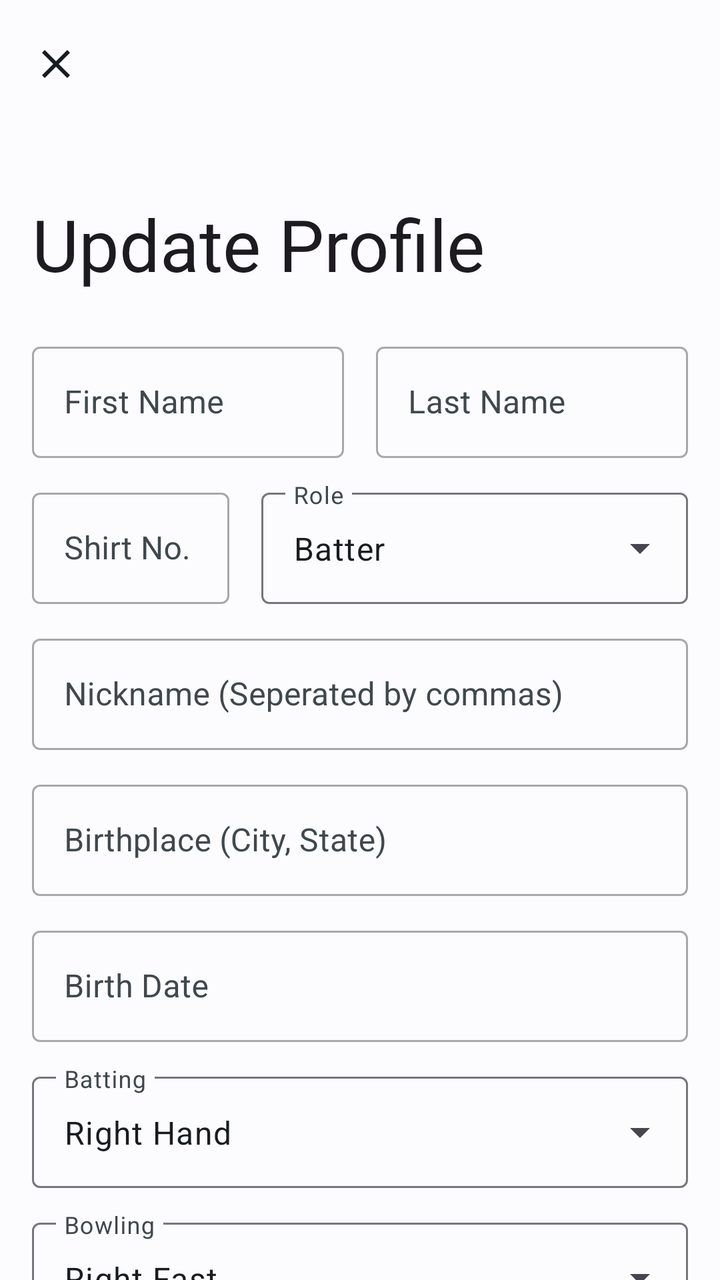
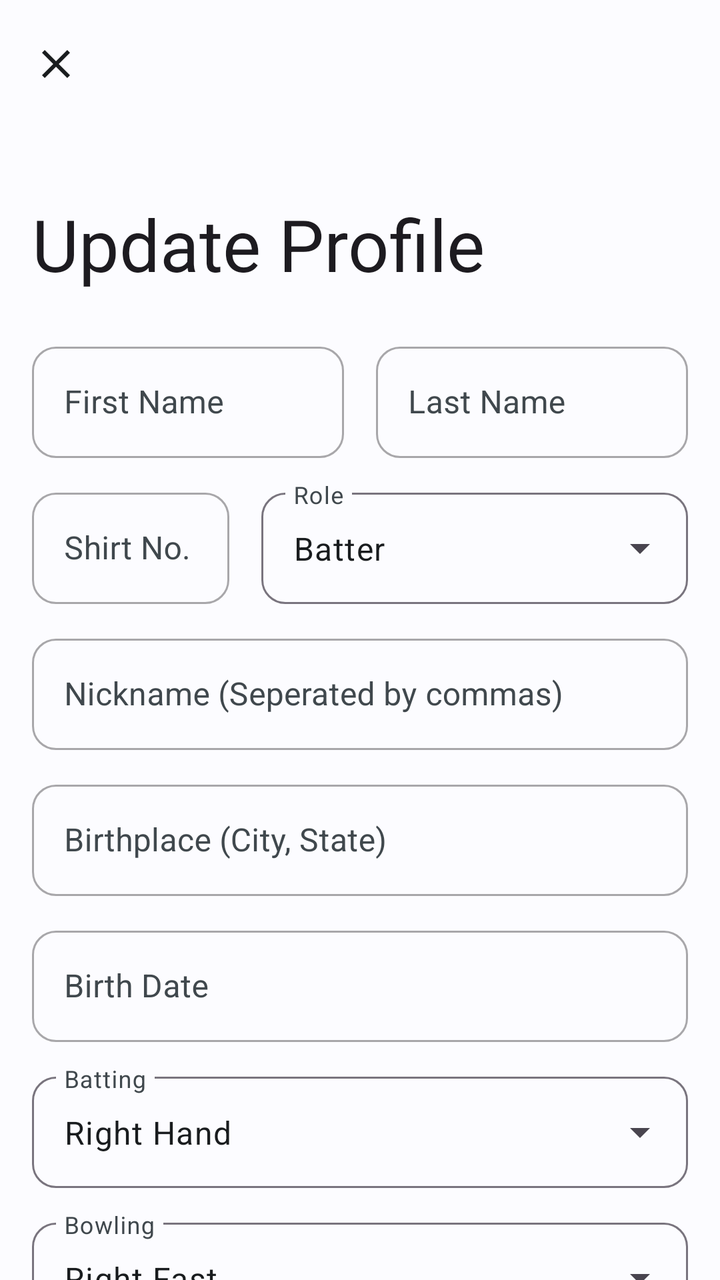

Before-and-after screenshots of an Android layout around one commit, followed by the original layout XML and the change that was made.
<!-- AndroidManifest.xml: application theme Theme.Main -->
<!-- res/layout/update_player_dialog.xml -->
<?xml version="1.0" encoding="utf-8"?>
<androidx.coordinatorlayout.widget.CoordinatorLayout xmlns:android="http://schemas.android.com/apk/res/android"
    xmlns:app="http://schemas.android.com/apk/res-auto"
    xmlns:tools="http://schemas.android.com/tools"
    android:layout_width="match_parent"
    android:fitsSystemWindows="true"
    android:layout_height="match_parent"
    android:background="?attr/screen_background"
    tools:context=".Activity.ProfileActivity">

    <com.google.android.material.appbar.AppBarLayout
        android:id="@+id/appBarLayout"
        android:layout_width="match_parent"
        android:layout_height="wrap_content"
        android:layout_gravity="top"
        android:background="?attr/screen_background"
        android:hapticFeedbackEnabled="true">

        <com.google.android.material.appbar.CollapsingToolbarLayout
            android:id="@+id/ctl_home"
            style="?attr/collapsingToolbarLayoutLargeStyle"
            android:layout_width="match_parent"
            android:layout_height="?attr/collapsingToolbarLayoutLargeSize"
            android:fitsSystemWindows="true"
            app:contentScrim="?attr/bar_background"
            app:expandedTitleTextAppearance="@style/CollapsingToolbarStyle"
            app:layout_scrollFlags="scroll|exitUntilCollapsed|snap"
            app:statusBarScrim="?attr/bar_background"
            app:titleCollapseMode="fade">

            <com.google.android.material.appbar.MaterialToolbar
                android:id="@+id/toolbar_home"
                android:layout_width="match_parent"
                android:layout_height="?attr/actionBarSize"
                android:hapticFeedbackEnabled="true"
                app:layout_collapseMode="pin"
                app:title="Update Profile">

                <ImageView
                    android:id="@+id/add_player_back"
                    android:layout_width="24dp"
                    android:layout_height="match_parent"
                    android:layout_gravity="center_vertical"
                    android:layout_marginRight="12dp"
                    android:src="@drawable/baseline_close_24"
                    app:tint="?attr/main_text" />

            </com.google.android.material.appbar.MaterialToolbar>

        </com.google.android.material.appbar.CollapsingToolbarLayout>

    </com.google.android.material.appbar.AppBarLayout>

    <androidx.core.widget.NestedScrollView
        android:layout_width="match_parent"
        android:layout_height="match_parent"
        app:layout_behavior="@string/appbar_scrolling_view_behavior">

        <LinearLayout
            android:layout_width="match_parent"
            android:layout_height="wrap_content"
            android:overScrollMode="always"
            android:orientation="vertical">

            <LinearLayout
                android:layout_width="match_parent"
                android:layout_height="wrap_content"
                android:layout_marginTop="16dp"
                android:layout_marginHorizontal="8dp"
                android:orientation="horizontal">

                <com.google.android.material.textfield.TextInputLayout
                    style="@style/Widget.MaterialComponents.TextInputLayout.OutlinedBox"
                    android:layout_width="match_parent"
                    android:layout_height="wrap_content"
                    android:layout_weight="1"
                    android:layout_marginHorizontal="8dp"
                    android:hint="First Name"
                    android:textColorHint="?attr/secondary_text"
                    app:hintTextColor="?attr/button_background"
                    app:layout_constraintEnd_toEndOf="parent"
                    app:layout_constraintStart_toStartOf="parent"
                    app:layout_constraintTop_toBottomOf="@+id/sign_text"
                    app:placeholderTextColor="?attr/button_background">

                    <com.google.android.material.textfield.TextInputEditText
                        android:id="@+id/first_name"
                        android:layout_width="match_parent"
                        android:layout_height="wrap_content"
                        android:inputType="textCapSentences"
                        android:textColor="?attr/main_text"
                        android:textColorHint="?attr/secondary_text" />

                </com.google.android.material.textfield.TextInputLayout>

                <com.google.android.material.textfield.TextInputLayout
                    style="@style/Widget.MaterialComponents.TextInputLayout.OutlinedBox"
                    android:layout_width="match_parent"
                    android:layout_height="wrap_content"
                    android:layout_marginHorizontal="8dp"
                    android:hint="Last Name"
                    android:layout_weight="1"
                    android:textColorHint="?attr/secondary_text"
                    app:hintTextColor="?attr/button_background"
                    app:layout_constraintEnd_toEndOf="parent"
                    app:layout_constraintStart_toStartOf="parent"
                    app:layout_constraintTop_toBottomOf="@+id/sign_text"
                    app:placeholderTextColor="?attr/button_background">

                    <com.google.android.material.textfield.TextInputEditText
                        android:id="@+id/last_name"
                        android:layout_width="match_parent"
                        android:layout_height="wrap_content"
                        android:inputType="textCapSentences"
                        android:textColor="?attr/main_text"
                        android:textColorHint="?attr/secondary_text" />

                </com.google.android.material.textfield.TextInputLayout>

            </LinearLayout>

            <LinearLayout
                android:layout_width="match_parent"
                android:layout_height="wrap_content"
                android:layout_marginTop="12dp"
                android:layout_marginHorizontal="8dp"
                android:orientation="horizontal">

                <com.google.android.material.textfield.TextInputLayout
                    style="@style/Widget.MaterialComponents.TextInputLayout.OutlinedBox"
                    android:layout_width="match_parent"
                    android:layout_height="wrap_content"
                    android:layout_weight="2"
                    android:layout_marginHorizontal="8dp"
                    android:hint="Shirt No."
                    android:textColorHint="?attr/secondary_text"
                    app:hintTextColor="?attr/button_background"
                    app:layout_constraintEnd_toEndOf="parent"
                    app:layout_constraintStart_toStartOf="parent"
                    app:layout_constraintTop_toBottomOf="@+id/sign_text"
                    app:placeholderTextColor="?attr/button_background">

                    <com.google.android.material.textfield.TextInputEditText
                        android:id="@+id/shirt_no"
                        android:layout_width="match_parent"
                        android:layout_height="wrap_content"
                        android:inputType="number"
                        android:textColor="?attr/main_text"
                        android:textColorHint="?attr/secondary_text" />

                </com.google.android.material.textfield.TextInputLayout>

                <com.google.android.material.textfield.TextInputLayout
                    style="@style/Widget.Material3.TextInputLayout.OutlinedBox.ExposedDropdownMenu"
                    android:layout_width="match_parent"
                    android:layout_height="wrap_content"
                    android:layout_marginHorizontal="8dp"
                    android:layout_weight="1"
                    android:hint="Role"
                    android:textColorHint="?attr/secondary_text"
                    app:hintTextColor="?attr/button_background"
                    app:placeholderTextColor="?attr/button_background"
                    app:layout_constraintHorizontal_bias="0"
                    app:layout_constraintBottom_toBottomOf="parent"
                    app:layout_constraintEnd_toStartOf="@+id/add_feed_upload"
                    app:layout_constraintStart_toStartOf="parent"
                    app:layout_constraintTop_toTopOf="parent" >

                    <com.google.android.material.textfield.MaterialAutoCompleteTextView
                        android:layout_width="match_parent"
                        android:layout_height="match_parent"
                        android:id="@+id/role"
                        android:inputType="none"
                        android:text="Batter"
                        android:textColor="?attr/main_text"
                        android:textColorHint="?attr/secondary_text"/>

                </com.google.android.material.textfield.TextInputLayout>


            </LinearLayout>

            <com.google.android.material.textfield.TextInputLayout
                style="@style/Widget.MaterialComponents.TextInputLayout.OutlinedBox"
                android:layout_width="match_parent"
                android:layout_height="wrap_content"
                android:layout_marginHorizontal="16dp"
                android:hint="Nickname (Seperated by commas)"
                android:layout_marginTop="12dp"
                android:textColorHint="?attr/secondary_text"
                app:hintTextColor="?attr/button_background"
                app:layout_constraintEnd_toEndOf="parent"
                app:layout_constraintStart_toStartOf="parent"
                app:layout_constraintTop_toBottomOf="@+id/sign_text"
                app:placeholderTextColor="?attr/button_background">

                <com.google.android.material.textfield.TextInputEditText
                    android:id="@+id/nickname"
                    android:layout_width="match_parent"
                    android:layout_height="wrap_content"
                    android:inputType="textCapSentences"
                    android:textColor="?attr/main_text"
                    android:textColorHint="?attr/secondary_text" />

            </com.google.android.material.textfield.TextInputLayout>

            <com.google.android.material.textfield.TextInputLayout
                style="@style/Widget.MaterialComponents.TextInputLayout.OutlinedBox"
                android:layout_width="match_parent"
                android:layout_height="wrap_content"
                android:layout_marginHorizontal="16dp"
                android:hint="Birthplace (City, State)"
                android:layout_marginTop="12dp"
                android:textColorHint="?attr/secondary_text"
                app:hintTextColor="?attr/button_background"
                app:layout_constraintEnd_toEndOf="parent"
                app:layout_constraintStart_toStartOf="parent"
                app:layout_constraintTop_toBottomOf="@+id/sign_text"
                app:placeholderTextColor="?attr/button_background">

                <com.google.android.material.textfield.TextInputEditText
                    android:id="@+id/birthplace"
                    android:layout_width="match_parent"
                    android:layout_height="wrap_content"
                    android:inputType="textCapSentences"
                    android:textColor="?attr/main_text"
                    android:textColorHint="?attr/secondary_text" />

            </com.google.android.material.textfield.TextInputLayout>

            <com.google.android.material.textfield.TextInputLayout
                style="@style/Widget.MaterialComponents.TextInputLayout.OutlinedBox"
                android:layout_width="match_parent"
                android:layout_height="wrap_content"
                android:layout_marginHorizontal="16dp"
                android:hint="Birth Date"
                android:layout_marginTop="12dp"
                android:textColorHint="?attr/secondary_text"
                app:hintTextColor="?attr/button_background"
                app:layout_constraintEnd_toEndOf="parent"
                app:layout_constraintStart_toStartOf="parent"
                app:layout_constraintTop_toBottomOf="@+id/sign_text"
                app:placeholderTextColor="?attr/button_background">

                <com.google.android.material.textfield.TextInputEditText
                    android:id="@+id/birthday"
                    android:layout_width="match_parent"
                    android:layout_height="wrap_content"
                    android:focusable="false"
                    android:inputType="date"
                    android:textColor="?attr/main_text"
                    android:textColorHint="?attr/secondary_text" />

            </com.google.android.material.textfield.TextInputLayout>

                <com.google.android.material.textfield.TextInputLayout
                    style="@style/Widget.Material3.TextInputLayout.OutlinedBox.ExposedDropdownMenu"
                    android:layout_width="match_parent"
                    android:layout_height="wrap_content"
                    android:layout_marginHorizontal="16dp"
                    android:layout_marginTop="12dp"
                    android:hint="Batting"
                    android:textColorHint="?attr/secondary_text"
                    app:hintTextColor="?attr/button_background"
                    app:placeholderTextColor="?attr/button_background"
                    app:layout_constraintHorizontal_bias="0"
                    app:layout_constraintBottom_toBottomOf="parent"
                    app:layout_constraintEnd_toStartOf="@+id/add_feed_upload"
                    app:layout_constraintStart_toStartOf="parent"
                    app:layout_constraintTop_toTopOf="parent" >

                    <com.google.android.material.textfield.MaterialAutoCompleteTextView
                        android:layout_width="match_parent"
                        android:layout_height="match_parent"
                        android:id="@+id/batter"
                        android:inputType="none"
                        android:ellipsize="end"
                        android:text="Right Hand"
                        android:textColor="?attr/main_text"
                        android:textColorHint="?attr/secondary_text"/>

                </com.google.android.material.textfield.TextInputLayout>

                <com.google.android.material.textfield.TextInputLayout
                    style="@style/Widget.Material3.TextInputLayout.OutlinedBox.ExposedDropdownMenu"
                    android:layout_width="match_parent"
                    android:layout_height="wrap_content"
                    android:layout_marginHorizontal="16dp"
                    android:layout_marginTop="12dp"
                    android:hint="Bowling"
                    android:textColorHint="?attr/secondary_text"
                    app:hintTextColor="?attr/button_background"
                    app:placeholderTextColor="?attr/button_background"
                    app:layout_constraintHorizontal_bias="0"
                    app:layout_constraintBottom_toBottomOf="parent"
                    app:layout_constraintEnd_toStartOf="@+id/add_feed_upload"
                    app:layout_constraintStart_toStartOf="parent"
                    app:layout_constraintTop_toTopOf="parent" >

                    <com.google.android.material.textfield.MaterialAutoCompleteTextView
                        android:layout_width="match_parent"
                        android:layout_height="match_parent"
                        android:id="@+id/bowling"
                        android:ellipsize="end"
                        android:inputType="none"
                        android:text="Right Fast"
                        android:textColor="?attr/main_text"
                        android:textColorHint="?attr/secondary_text"/>

                </com.google.android.material.textfield.TextInputLayout>

            <androidx.constraintlayout.widget.ConstraintLayout
                android:layout_width="match_parent"
                android:layout_marginTop="12dp"
                android:layout_marginBottom="16dp"
                android:layout_height="wrap_content"
                android:layout_gravity="bottom">

                <Button
                    android:id="@+id/add_player_upload"
                    android:layout_width="wrap_content"
                    android:layout_height="wrap_content"
                    android:text="Update"
                    android:layout_marginEnd="16dp"
                    android:backgroundTint="?attr/button_background"
                    app:rippleColor="?attr/bar_ui"
                    android:textColor="?attr/screen_background"
                    app:layout_constraintEnd_toEndOf="parent"
                    app:layout_constraintBottom_toBottomOf="parent"
                    app:layout_constraintTop_toTopOf="parent" />

            </androidx.constraintlayout.widget.ConstraintLayout>

        </LinearLayout>
    </androidx.core.widget.NestedScrollView>

</androidx.coordinatorlayout.widget.CoordinatorLayout>
<!-- resources referenced by this layout -->
<resources>
  <!-- drawable baseline_close_24 (drawable) -->
  <vector android:height="24dp" android:tint="#000000"
      android:viewportHeight="24" android:viewportWidth="24"
      android:width="24dp" xmlns:android="http://schemas.android.com/apk/res/android">
      <path android:fillColor="@android:color/white" android:pathData="M19,6.41L17.59,5 12,10.59 6.41,5 5,6.41 10.59,12 5,17.59 6.41,19 12,13.41 17.59,19 19,17.59 13.41,12z"/>
  </vector>
  <style name="CollapsingToolbarStyle">
          <item name="fontFamily">@font/shirt_no_font</item>
          <item name="android:textSize">36sp</item>
      </style>
  <style name="Theme.Main" parent="Theme.Material3.DayNight.NoActionBar">
          <item name="colorPrimary">#8F4A51</item>
          <item name="colorAccent">#8F4A51</item>
          <item name="android:windowContentTransitions">true</item>
          <item name="android:statusBarColor">@android:color/transparent</item>
          <item name="android:navigationBarColor">#FFFBFF</item>
          <item name="screen_background">#FFFBFF</item>
          <item name="ui_background">#FFECED</item>
          <item name="bar_background">#F4DDDE</item>
          <item name="bar_ui">#765658</item>
          <item name="navigation">#Ead0d1</item>
          <item name="button_background">#8F4A51</item>
          <item name="main_text">#201A1A</item>
          <item name="secondary_text">#524344</item>
          <item name="outline">#998E8E</item>
      </style>
</resources>

<!-- the commit's change to res/layout/update_player_dialog.xml (unified diff, before → after) -->
@@ -73,6 +73,10 @@
                     style="@style/Widget.MaterialComponents.TextInputLayout.OutlinedBox"
                     android:layout_width="match_parent"
                     android:layout_height="wrap_content"
+                    app:boxCornerRadiusBottomEnd="12.dp"
+                    app:boxCornerRadiusBottomStart="12.dp"
+                    app:boxCornerRadiusTopEnd="12.dp"
+                    app:boxCornerRadiusTopStart="12.dp"
                     android:layout_weight="1"
                     android:layout_marginHorizontal="8dp"
                     android:hint="First Name"
@@ -97,6 +101,10 @@
                     style="@style/Widget.MaterialComponents.TextInputLayout.OutlinedBox"
                     android:layout_width="match_parent"
                     android:layout_height="wrap_content"
+                    app:boxCornerRadiusBottomEnd="12.dp"
+                    app:boxCornerRadiusBottomStart="12.dp"
+                    app:boxCornerRadiusTopEnd="12.dp"
+                    app:boxCornerRadiusTopStart="12.dp"
                     android:layout_marginHorizontal="8dp"
                     android:hint="Last Name"
                     android:layout_weight="1"
@@ -130,6 +138,10 @@
                     style="@style/Widget.MaterialComponents.TextInputLayout.OutlinedBox"
                     android:layout_width="match_parent"
                     android:layout_height="wrap_content"
+                    app:boxCornerRadiusBottomEnd="12.dp"
+                    app:boxCornerRadiusBottomStart="12.dp"
+                    app:boxCornerRadiusTopEnd="12.dp"
+                    app:boxCornerRadiusTopStart="12.dp"
                     android:layout_weight="2"
                     android:layout_marginHorizontal="8dp"
                     android:hint="Shirt No."
@@ -154,6 +166,10 @@
                     style="@style/Widget.Material3.TextInputLayout.OutlinedBox.ExposedDropdownMenu"
                     android:layout_width="match_parent"
                     android:layout_height="wrap_content"
+                    app:boxCornerRadiusBottomEnd="12.dp"
+                    app:boxCornerRadiusBottomStart="12.dp"
+                    app:boxCornerRadiusTopEnd="12.dp"
+                    app:boxCornerRadiusTopStart="12.dp"
                     android:layout_marginHorizontal="8dp"
                     android:layout_weight="1"
                     android:hint="Role"
@@ -185,6 +201,10 @@
                 android:layout_width="match_parent"
                 android:layout_height="wrap_content"
                 android:layout_marginHorizontal="16dp"
+                app:boxCornerRadiusBottomEnd="12.dp"
+                app:boxCornerRadiusBottomStart="12.dp"
+                app:boxCornerRadiusTopEnd="12.dp"
+                app:boxCornerRadiusTopStart="12.dp"
                 android:hint="Nickname (Seperated by commas)"
                 android:layout_marginTop="12dp"
                 android:textColorHint="?attr/secondary_text"
@@ -209,6 +229,10 @@
                 android:layout_width="match_parent"
                 android:layout_height="wrap_content"
                 android:layout_marginHorizontal="16dp"
+                app:boxCornerRadiusBottomEnd="12.dp"
+                app:boxCornerRadiusBottomStart="12.dp"
+                app:boxCornerRadiusTopEnd="12.dp"
+                app:boxCornerRadiusTopStart="12.dp"
                 android:hint="Birthplace (City, State)"
                 android:layout_marginTop="12dp"
                 android:textColorHint="?attr/secondary_text"
@@ -232,6 +256,10 @@
                 style="@style/Widget.MaterialComponents.TextInputLayout.OutlinedBox"
                 android:layout_width="match_parent"
                 android:layout_height="wrap_content"
+                app:boxCornerRadiusBottomEnd="12.dp"
+                app:boxCornerRadiusBottomStart="12.dp"
+                app:boxCornerRadiusTopEnd="12.dp"
+                app:boxCornerRadiusTopStart="12.dp"
                 android:layout_marginHorizontal="16dp"
                 android:hint="Birth Date"
                 android:layout_marginTop="12dp"
@@ -258,6 +286,10 @@
                     android:layout_width="match_parent"
                     android:layout_height="wrap_content"
                     android:layout_marginHorizontal="16dp"
+                    app:boxCornerRadiusBottomEnd="12.dp"
+                    app:boxCornerRadiusBottomStart="12.dp"
+                    app:boxCornerRadiusTopEnd="12.dp"
+                    app:boxCornerRadiusTopStart="12.dp"
                     android:layout_marginTop="12dp"
                     android:hint="Batting"
                     android:textColorHint="?attr/secondary_text"
@@ -285,6 +317,10 @@
                     style="@style/Widget.Material3.TextInputLayout.OutlinedBox.ExposedDropdownMenu"
                     android:layout_width="match_parent"
                     android:layout_height="wrap_content"
+                    app:boxCornerRadiusBottomEnd="12.dp"
+                    app:boxCornerRadiusBottomStart="12.dp"
+                    app:boxCornerRadiusTopEnd="12.dp"
+                    app:boxCornerRadiusTopStart="12.dp"
                     android:layout_marginHorizontal="16dp"
                     android:layout_marginTop="12dp"
                     android:hint="Bowling"
